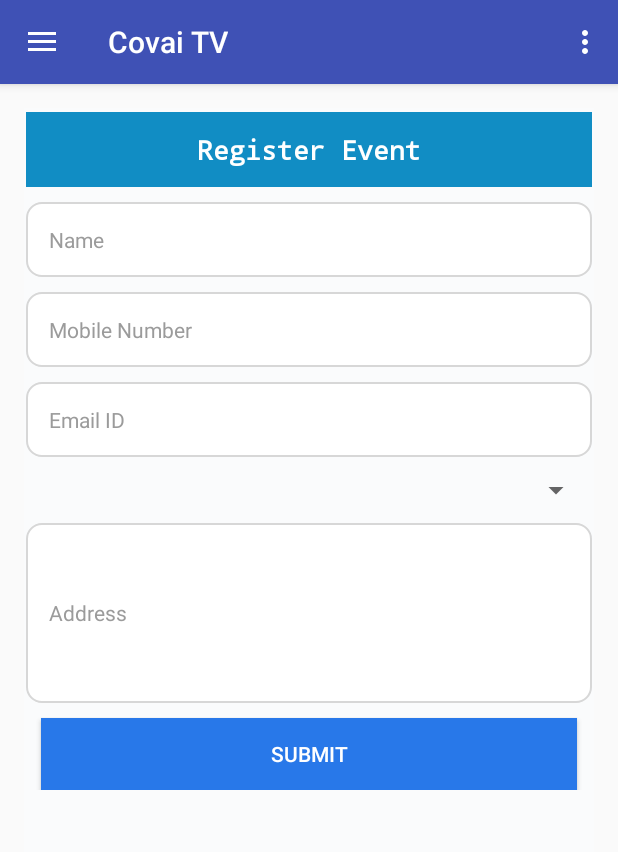
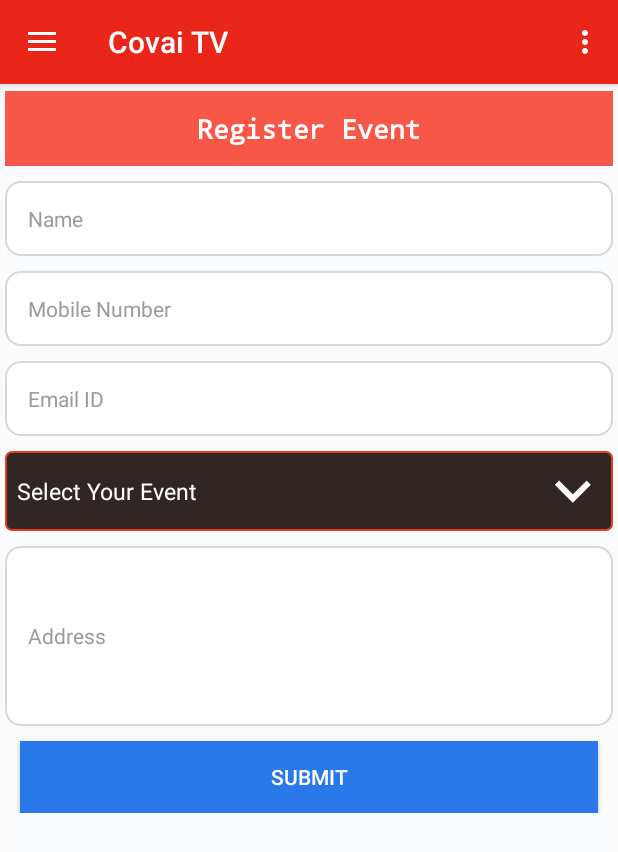
Before and after one commit to nandha-conzat/CovaiTV, an Android app: the screen it shows after launch (MainActivity), on a phone screen of 412 x 824 dp. Shown: the top 852 px of the screen. Run offline under Robolectric (Android 15) with nearby library versions, the phone set to English and light mode, and no system bars.

Commit message:
Design update

```diff
--- a/app/src/main/java/com/rukina/fragment/RegisterEventFragment.java
+++ b/app/src/main/java/com/rukina/fragment/RegisterEventFragment.java
@@ -6,6 +6,10 @@ import android.support.v4.app.Fragment;
 import android.view.LayoutInflater;
 import android.view.View;
 import android.view.ViewGroup;
+import android.widget.ArrayAdapter;
+import android.widget.Button;
+import android.widget.EditText;
+import android.widget.Spinner;
 
 import com.rukina.R;
 
@@ -13,14 +17,37 @@ import com.rukina.R;
  * Created by Nandha on 30-10-2016.
  */
 
-public class RegisterEventFragment extends Fragment{
+public class RegisterEventFragment extends Fragment {
 
-    public RegisterEventFragment(){}
+    View rootView;
+    EditText etxName, etxMobileNo, etxEmailId, extAddress;
+    Spinner spnEvents;
+    Button btnSubmit;
+
+    public RegisterEventFragment() {
+    }
 
     @Nullable
     @Override
     public View onCreateView(LayoutInflater inflater, @Nullable ViewGroup container, @Nullable Bundle savedInstanceState) {
-        View rootView = inflater.inflate(R.layout.fragment_register, container, false);
+        rootView = inflater.inflate(R.layout.fragment_register, container, false);
+
+        etxName = (EditText) rootView.findViewById(R.id.editText_name);
+        etxMobileNo = (EditText) rootView.findViewById(R.id.editText_mobile);
+        etxEmailId = (EditText) rootView.findViewById(R.id.editText_email);
+        extAddress = (EditText) rootView.findViewById(R.id.editText_address);
+        spnEvents = (Spinner) rootView.findViewById(R.id.eventselectspinner);
+        btnSubmit = (Button) rootView.findViewById(R.id.btn_submit);
+
+        ArrayAdapter<String> dataAdapter = new ArrayAdapter<String>(getActivity(), R.layout.spinner_item, getResources().getStringArray(R.array.events_type));
+        spnEvents.setAdapter(dataAdapter);
+
+        btnSubmit.setOnClickListener(new View.OnClickListener() {
+            @Override
+            public void onClick(View v) {
+
+            }
+        });
         return rootView;
     }
 }
--- /dev/null
+++ b/app/src/main/res/drawable-v21/gradient_spinner.xml
@@ -0,0 +1,23 @@
+<?xml version="1.0" encoding="utf-8"?>
+<selector xmlns:android="http://schemas.android.com/apk/res/android">
+
+    <item>
+        <layer-list>
+            <item>
+                <shape>
+                    <gradient android:angle="90" android:endColor="#302725" android:startColor="#302725" android:type="linear" />
+
+                    <stroke android:width="1dp" android:color="@color/orange" />
+
+                    <corners android:radius="4dp" />
+
+                    <padding android:bottom="3dp" android:left="3dp" android:right="3dp" android:top="3dp" />
+                </shape>
+            </item>
+            <item>
+                <bitmap android:gravity="bottom|right" android:src="@drawable/ic_expand_more_white_48dp" />
+            </item>
+        </layer-list>
+    </item>
+
+</selector>
--- a/app/src/main/res/layout/content_main.xml
+++ b/app/src/main/res/layout/content_main.xml
@@ -5,10 +5,10 @@
     android:id="@+id/content_main"
     android:layout_width="match_parent"
     android:layout_height="match_parent"
-    android:paddingBottom="@dimen/activity_vertical_margin"
-    android:paddingLeft="@dimen/activity_horizontal_margin"
-    android:paddingRight="@dimen/activity_horizontal_margin"
-    android:paddingTop="@dimen/activity_vertical_margin"
+    android:paddingBottom="10dp"
+    android:paddingLeft="2dp"
+    android:paddingRight="2dp"
+    android:paddingTop="2dp"
     app:layout_behavior="@string/appbar_scrolling_view_behavior"
     tools:context="com.rukina.activity.MainActivity"
     tools:showIn="@layout/app_bar_main">
--- a/app/src/main/res/layout/fragment_register.xml
+++ b/app/src/main/res/layout/fragment_register.xml
@@ -75,6 +75,7 @@
             <Spinner
                 android:id="@+id/eventselectspinner"
                 android:layout_width="match_parent"
+                style="@style/spinner_style"
                 android:layout_height="wrap_content"
                 android:layout_below="@id/editText_email"
                 android:layout_marginBottom="@dimen/mainmargin"
--- /dev/null
+++ b/app/src/main/res/layout/spinner_item.xml
@@ -0,0 +1,11 @@
+<?xml version="1.0" encoding="utf-8"?>
+<TextView xmlns:android="http://schemas.android.com/apk/res/android"
+    android:id="@+id/spinner_text_item"
+    android:layout_width="match_parent"
+    android:layout_height="wrap_content"
+    android:ellipsize="end"
+    android:gravity="left"
+    android:padding="5dip"
+    android:singleLine="true"
+    android:textColor="@color/white"
+    android:textSize="15sp" />
--- a/app/src/main/res/values/colors.xml
+++ b/app/src/main/res/values/colors.xml
@@ -1,13 +1,14 @@
 <?xml version="1.0" encoding="utf-8"?>
 <resources>
-    <color name="colorPrimary">#3F51B5</color>
-    <color name="colorPrimaryDark">#303F9F</color>
+    <color name="colorPrimary">#ea261b</color>
+    <color name="colorPrimaryDark">#c20f09</color>
     <color name="colorAccent">#FF4081</color>
     <color name="colorBackground">#fafbfc</color>
     <color name="white">#ffffff</color>
-    <color name="colorTitle">#118dc4</color>
+    <color name="colorTitle">#f75749</color>
     <color name="colorBlack">#000000</color>
     <color name="button_bg_gray">#d7d7d7</color>
     <color name="text_gray">#9B9B9B</color>
     <color name="buttont_bg_blue">#2878e9</color>
+    <color name="orange">#EA3b21</color>
 </resources>
--- a/app/src/main/res/values/strings.xml
+++ b/app/src/main/res/values/strings.xml
@@ -9,9 +9,9 @@
     <!-- Consultation-->
     <string name="register_title">Register Event</string>
 
-    <string-array name="event_type">
+    <string-array name="events_type">
         <item>Select Your Event</item>
-        <item>Event 1</item>
-        <item>Event 2</item>
+        <item>Little Super Star</item>
+        <item>Tamil Pechu</item>
     </string-array>
 </resources>
--- a/app/src/main/res/values/styles.xml
+++ b/app/src/main/res/values/styles.xml
@@ -13,6 +13,14 @@
         <item name="windowNoTitle">true</item>
     </style>
 
+    <style name="spinner_style">
+        <item name="android:layout_width">match_parent</item>
+        <item name="android:layout_height">wrap_content</item>
+        <item name="android:background">@drawable/gradient_spinner</item>
+
+        <item name="android:popupBackground">#312725</item>
+    </style>
+
     <style name="AppTheme.AppBarOverlay" parent="ThemeOverlay.AppCompat.Dark.ActionBar" />
 
     <style name="AppTheme.PopupOverlay" parent="ThemeOverlay.AppCompat.Light" />
```
Also changed, not shown: app/src/main/res/drawable-xxxhdpi/ic_expand_more_white_48dp.png (added), app/src/main/res/mipmap-hdpi/ic_launcher.png, app/src/main/res/mipmap-mdpi/ic_launcher.png, app/src/main/res/mipmap-xhdpi/ic_launcher.png, app/src/main/res/mipmap-xxhdpi/ic_launcher.png, app/src/main/res/mipmap-xxxhdpi/ic_launcher.png.
